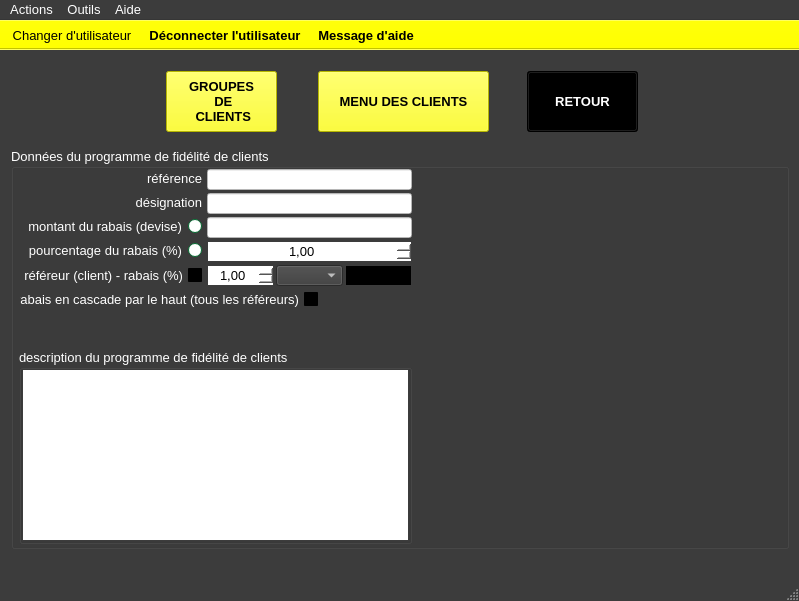
Old version of the form ui/crm/details/yeroth-erp-details-dun-programme-de-fidelite-clients-window.ui in the repository xnoumbissinoundou/yeroth-erp-3.0.
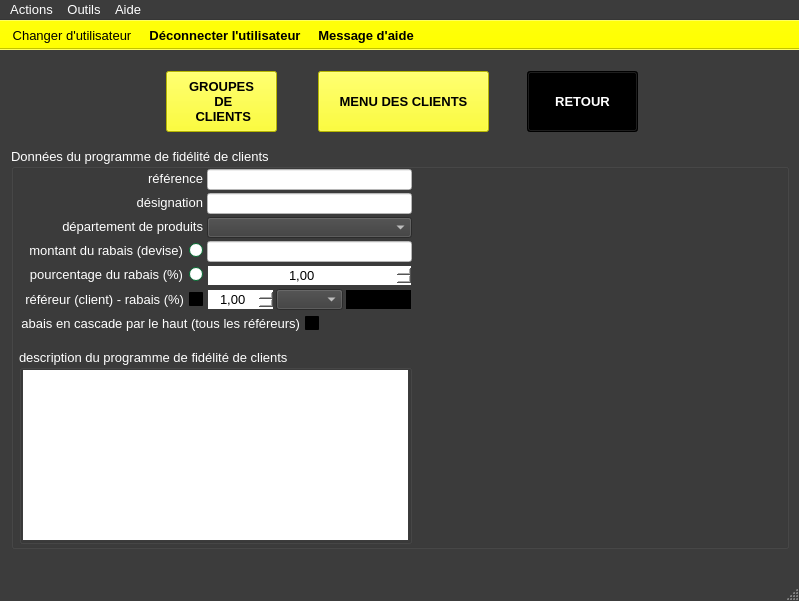
New version of the form. Icons and pictures are not drawn. Custom widgets are drawn as their Qt base class.

Patch:
```diff
--- a/ui/crm/details/yeroth-erp-details-dun-programme-de-fidelite-clients-window.ui
+++ b/ui/crm/details/yeroth-erp-details-dun-programme-de-fidelite-clients-window.ui
@@ -1751,7 +1751,7 @@
     <widget class="QLabel" name="label_details_dun_programme_de_fidelite_clients_reference_groupe">
      <property name="geometry">
       <rect>
-       <x>8</x>
+       <x>9</x>
        <y>20</y>
        <width>183</width>
        <height>21</height>
@@ -2192,7 +2192,7 @@
     <widget class="QLabel" name="label_details_dun_programme_de_fidelite_clients_designation">
      <property name="geometry">
       <rect>
-       <x>8</x>
+       <x>9</x>
        <y>44</y>
        <width>183</width>
        <height>21</height>
@@ -2726,7 +2726,7 @@
      <property name="geometry">
       <rect>
        <x>196</x>
-       <y>93</y>
+       <y>117</y>
        <width>205</width>
        <height>21</height>
       </rect>
@@ -3192,8 +3192,8 @@
     <widget class="QRadioButton" name="radioButton_montant_du_rabais">
      <property name="geometry">
       <rect>
-       <x>8</x>
-       <y>69</y>
+       <x>9</x>
+       <y>93</y>
        <width>183</width>
        <height>19</height>
       </rect>
@@ -3623,8 +3623,8 @@
     <widget class="QRadioButton" name="radioButton_pourcentage_du_rabais">
      <property name="geometry">
       <rect>
-       <x>8</x>
-       <y>93</y>
+       <x>9</x>
+       <y>117</y>
        <width>183</width>
        <height>19</height>
       </rect>
@@ -4054,8 +4054,8 @@
     <widget class="QCheckBox" name="checkBox_refereur_details_dun_programme_de_fidelite_clients_pourcentage_rabais">
      <property name="geometry">
       <rect>
-       <x>8</x>
-       <y>117</y>
+       <x>9</x>
+       <y>141</y>
        <width>183</width>
        <height>21</height>
       </rect>
@@ -4496,7 +4496,7 @@
      <property name="geometry">
       <rect>
        <x>196</x>
-       <y>117</y>
+       <y>141</y>
        <width>67</width>
        <height>21</height>
       </rect>
@@ -4962,8 +4962,8 @@
     <widget class="QCheckBox" name="checkBox_details_dun_programme_de_fidelite_clients_rabais_en_cascade_par_le_haut_tous_refereurs">
      <property name="geometry">
       <rect>
-       <x>8</x>
-       <y>141</y>
+       <x>9</x>
+       <y>165</y>
        <width>299</width>
        <height>21</height>
       </rect>
@@ -5404,7 +5404,7 @@
      <property name="geometry">
       <rect>
        <x>334</x>
-       <y>117</y>
+       <y>141</y>
        <width>67</width>
        <height>21</height>
       </rect>
@@ -5882,7 +5882,7 @@
      <property name="geometry">
       <rect>
        <x>265</x>
-       <y>117</y>
+       <y>141</y>
        <width>67</width>
        <height>21</height>
       </rect>
@@ -7249,7 +7249,7 @@
      <property name="geometry">
       <rect>
        <x>196</x>
-       <y>69</y>
+       <y>93</y>
        <width>205</width>
        <height>21</height>
       </rect>
@@ -7714,6 +7714,464 @@
       <set>Qt::AlignCenter</set>
      </property>
     </widget>
+    <widget class="YerothComboBox" name="comboBox_details_nom_departement_produit">
+     <property name="geometry">
+      <rect>
+       <x>196</x>
+       <y>69</y>
+       <width>205</width>
+       <height>21</height>
+      </rect>
+     </property>
+     <property name="palette">
+      <palette>
+       <active>
+        <colorrole role="WindowText">
+         <brush brushstyle="SolidPattern">
+          <color alpha="255">
+           <red>255</red>
+           <green>255</green>
+           <blue>255</blue>
+          </color>
+         </brush>
+        </colorrole>
+        <colorrole role="Button">
+         <brush brushstyle="SolidPattern">
+          <color alpha="255">
+           <red>60</red>
+           <green>60</green>
+           <blue>60</blue>
+          </color>
+         </brush>
+        </colorrole>
+        <colorrole role="Light">
+         <brush brushstyle="SolidPattern">
+          <color alpha="255">
+           <red>90</red>
+           <green>90</green>
+           <blue>90</blue>
+          </color>
+         </brush>
+        </colorrole>
+        <colorrole role="Midlight">
+         <brush brushstyle="SolidPattern">
+          <color alpha="255">
+           <red>75</red>
+           <green>75</green>
+           <blue>75</blue>
+          </color>
+         </brush>
+        </colorrole>
+        <colorrole role="Dark">
+         <brush brushstyle="SolidPattern">
+          <color alpha="255">
+           <red>30</red>
+           <green>30</green>
+           <blue>30</blue>
+          </color>
+         </brush>
+        </colorrole>
+        <colorrole role="Mid">
+         <brush brushstyle="SolidPattern">
+          <color alpha="255">
+           <red>40</red>
+           <green>40</green>
+           <blue>40</blue>
+          </color>
+         </brush>
+        </colorrole>
+        <colorrole role="Text">
+         <brush brushstyle="SolidPattern">
+          <color alpha="255">
+           <red>255</red>
+           <green>255</green>
+           <blue>255</blue>
+          </color>
+         </brush>
+        </colorrole>
+        <colorrole role="BrightText">
+         <brush brushstyle="SolidPattern">
+          <color alpha="255">
+           <red>255</red>
+           <green>255</green>
+           <blue>255</blue>
+          </color>
+         </brush>
+        </colorrole>
+        <colorrole role="ButtonText">
+         <brush brushstyle="SolidPattern">
+          <color alpha="255">
+           <red>255</red>
+           <green>255</green>
+           <blue>255</blue>
+          </color>
+         </brush>
+        </colorrole>
+        <colorrole role="Base">
+         <brush brushstyle="SolidPattern">
+          <color alpha="255">
+           <red>0</red>
+           <green>0</green>
+           <blue>0</blue>
+          </color>
+         </brush>
+        </colorrole>
+        <colorrole role="Window">
+         <brush brushstyle="SolidPattern">
+          <color alpha="255">
+           <red>60</red>
+           <green>60</green>
+           <blue>60</blue>
+          </color>
+         </brush>
+        </colorrole>
+        <colorrole role="Shadow">
+         <brush brushstyle="SolidPattern">
+          <color alpha="255">
+           <red>0</red>
+           <green>0</green>
+           <blue>0</blue>
+          </color>
+         </brush>
+        </colorrole>
+        <colorrole role="AlternateBase">
+         <brush brushstyle="SolidPattern">
+          <color alpha="255">
+           <red>30</red>
+           <green>30</green>
+           <blue>30</blue>
+          </color>
+         </brush>
+        </colorrole>
+        <colorrole role="ToolTipBase">
+         <brush brushstyle="SolidPattern">
+          <color alpha="255">
+           <red>255</red>
+           <green>255</green>
+           <blue>220</blue>
+          </color>
+         </brush>
+        </colorrole>
+        <colorrole role="ToolTipText">
+         <brush brushstyle="SolidPattern">
+          <color alpha="255">
+           <red>0</red>
+           <green>0</green>
+           <blue>0</blue>
+          </color>
+         </brush>
+        </colorrole>
+       </active>
+       <inactive>
+        <colorrole role="WindowText">
+         <brush brushstyle="SolidPattern">
+          <color alpha="255">
+           <red>255</red>
+           <green>255</green>
+           <blue>255</blue>
+          </color>
+         </brush>
+        </colorrole>
+        <colorrole role="Button">
+         <brush brushstyle="SolidPattern">
+          <color alpha="255">
+           <red>60</red>
+           <green>60</green>
+           <blue>60</blue>
+          </color>
+         </brush>
+        </colorrole>
+        <colorrole role="Light">
+         <brush brushstyle="SolidPattern">
+          <color alpha="255">
+           <red>90</red>
+           <green>90</green>
+           <blue>90</blue>
+          </color>
+         </brush>
+        </colorrole>
+        <colorrole role="Midlight">
+         <brush brushstyle="SolidPattern">
+          <color alpha="255">
+           <red>75</red>
+           <green>75</green>
+           <blue>75</blue>
+          </color>
+         </brush>
+        </colorrole>
+        <colorrole role="Dark">
+         <brush brushstyle="SolidPattern">
+          <color alpha="255">
+           <red>30</red>
+           <green>30</green>
+           <blue>30</blue>
+          </color>
+         </brush>
+        </colorrole>
+        <colorrole role="Mid">
+         <brush brushstyle="SolidPattern">
+          <color alpha="255">
+           <red>40</red>
+           <green>40</green>
+           <blue>40</blue>
+          </color>
+         </brush>
+        </colorrole>
+        <colorrole role="Text">
+         <brush brushstyle="SolidPattern">
+          <color alpha="255">
+           <red>255</red>
+           <green>255</green>
+           <blue>255</blue>
+          </color>
+         </brush>
+        </colorrole>
+        <colorrole role="BrightText">
+         <brush brushstyle="SolidPattern">
+          <color alpha="255">
+           <red>255</red>
+           <green>255</green>
+           <blue>255</blue>
+          </color>
+         </brush>
+        </colorrole>
+        <colorrole role="ButtonText">
+         <brush brushstyle="SolidPattern">
+          <color alpha="255">
+           <red>255</red>
+           <green>255</green>
+           <blue>255</blue>
+          </color>
+         </brush>
+        </colorrole>
+        <colorrole role="Base">
+         <brush brushstyle="SolidPattern">
+          <color alpha="255">
+           <red>0</red>
+           <green>0</green>
+           <blue>0</blue>
+          </color>
+         </brush>
+        </colorrole>
+        <colorrole role="Window">
+         <brush brushstyle="SolidPattern">
+          <color alpha="255">
+           <red>60</red>
+           <green>60</green>
+           <blue>60</blue>
+          </color>
+         </brush>
+        </colorrole>
+        <colorrole role="Shadow">
+         <brush brushstyle="SolidPattern">
+          <color alpha="255">
+           <red>0</red>
+           <green>0</green>
+           <blue>0</blue>
+          </color>
+         </brush>
+        </colorrole>
+        <colorrole role="AlternateBase">
+         <brush brushstyle="SolidPattern">
+          <color alpha="255">
+           <red>30</red>
+           <green>30</green>
+           <blue>30</blue>
+          </color>
+         </brush>
+        </colorrole>
+        <colorrole role="ToolTipBase">
+         <brush brushstyle="SolidPattern">
+          <color alpha="255">
+           <red>255</red>
+           <green>255</green>
+           <blue>220</blue>
+          </color>
+         </brush>
+        </colorrole>
+        <colorrole role="ToolTipText">
+         <brush brushstyle="SolidPattern">
+          <color alpha="255">
+           <red>0</red>
+           <green>0</green>
+           <blue>0</blue>
+          </color>
+         </brush>
+        </colorrole>
+       </inactive>
+       <disabled>
+        <colorrole role="WindowText">
+         <brush brushstyle="SolidPattern">
+          <color alpha="255">
+           <red>30</red>
+           <green>30</green>
+           <blue>30</blue>
+          </color>
+         </brush>
+        </colorrole>
+        <colorrole role="Button">
+         <brush brushstyle="SolidPattern">
+          <color alpha="255">
+           <red>60</red>
+           <green>60</green>
+           <blue>60</blue>
+          </color>
+         </brush>
+        </colorrole>
+        <colorrole role="Light">
+         <brush brushstyle="SolidPattern">
+          <color alpha="255">
+           <red>90</red>
+           <green>90</green>
+           <blue>90</blue>
+          </color>
+         </brush>
+        </colorrole>
+        <colorrole role="Midlight">
+         <brush brushstyle="SolidPattern">
+          <color alpha="255">
+           <red>75</red>
+           <green>75</green>
+           <blue>75</blue>
+          </color>
+         </brush>
+        </colorrole>
+        <colorrole role="Dark">
+         <brush brushstyle="SolidPattern">
+          <color alpha="255">
+           <red>30</red>
+           <green>30</green>
+           <blue>30</blue>
+          </color>
+         </brush>
+        </colorrole>
+        <colorrole role="Mid">
+         <brush brushstyle="SolidPattern">
+          <color alpha="255">
+           <red>40</red>
+           <green>40</green>
+           <blue>40</blue>
+          </color>
+         </brush>
+        </colorrole>
+        <colorrole role="Text">
+         <brush brushstyle="SolidPattern">
+          <color alpha="255">
+           <red>30</red>
+           <green>30</green>
+           <blue>30</blue>
+          </color>
+         </brush>
+        </colorrole>
+        <colorrole role="BrightText">
+         <brush brushstyle="SolidPattern">
+          <color alpha="255">
+           <red>255</red>
+           <green>255</green>
+           <blue>255</blue>
+          </color>
+         </brush>
+        </colorrole>
+        <colorrole role="ButtonText">
+         <brush brushstyle="SolidPattern">
+          <color alpha="255">
+           <red>30</red>
+           <green>30</green>
+           <blue>30</blue>
+          </color>
+         </brush>
+        </colorrole>
+        <colorrole role="Base">
+         <brush brushstyle="SolidPattern">
+          <color alpha="255">
+           <red>60</red>
+           <green>60</green>
+           <blue>60</blue>
+          </color>
+         </brush>
+        </colorrole>
+        <colorrole role="Window">
+         <brush brushstyle="SolidPattern">
+          <color alpha="255">
+           <red>60</red>
+           <green>60</green>
+           <blue>60</blue>
+          </color>
+         </brush>
+        </colorrole>
+        <colorrole role="Shadow">
+         <brush brushstyle="SolidPattern">
+          <color alpha="255">
+           <red>0</red>
+           <green>0</green>
+           <blue>0</blue>
+          </color>
+         </brush>
+        </colorrole>
+        <colorrole role="AlternateBase">
+         <brush brushstyle="SolidPattern">
+          <color alpha="255">
+           <red>60</red>
+           <green>60</green>
+           <blue>60</blue>
+          </color>
+         </brush>
+        </colorrole>
+        <colorrole role="ToolTipBase">
+         <brush brushstyle="SolidPattern">
+          <color alpha="255">
+           <red>255</red>
+           <green>255</green>
+           <blue>220</blue>
+          </color>
+         </brush>
+        </colorrole>
+        <colorrole role="ToolTipText">
+         <brush brushstyle="SolidPattern">
+          <color alpha="255">
+           <red>0</red>
+           <green>0</green>
+           <blue>0</blue>
+          </color>
+         </brush>
+        </colorrole>
+       </disabled>
+      </palette>
+     </property>
+     <property name="font">
+      <font>
+       <pointsize>10</pointsize>
+       <weight>50</weight>
+       <bold>false</bold>
+      </font>
+     </property>
+    </widget>
+    <widget class="QLabel" name="label_details_un_programme_de_fidelite_clients_nom_departement_produit">
+     <property name="geometry">
+      <rect>
+       <x>9</x>
+       <y>68</y>
+       <width>183</width>
+       <height>21</height>
+      </rect>
+     </property>
+     <property name="font">
+      <font>
+       <pointsize>10</pointsize>
+       <weight>50</weight>
+       <bold>false</bold>
+      </font>
+     </property>
+     <property name="layoutDirection">
+      <enum>Qt::LeftToRight</enum>
+     </property>
+     <property name="text">
+      <string>département de produits</string>
+     </property>
+     <property name="alignment">
+      <set>Qt::AlignRight|Qt::AlignTrailing|Qt::AlignVCenter</set>
+     </property>
+    </widget>
    </widget>
    <widget class="YerothPushButton" name="pushButton_groupes_de_clients">
     <property name="geometry">
```
